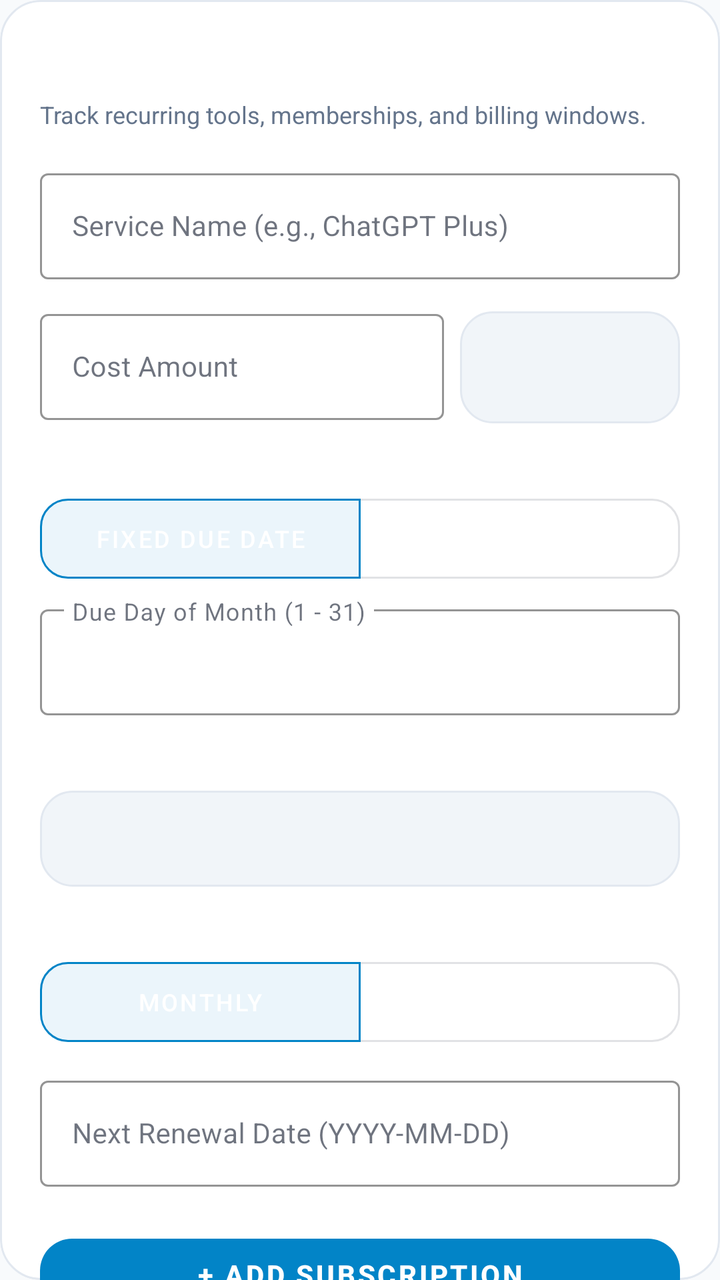
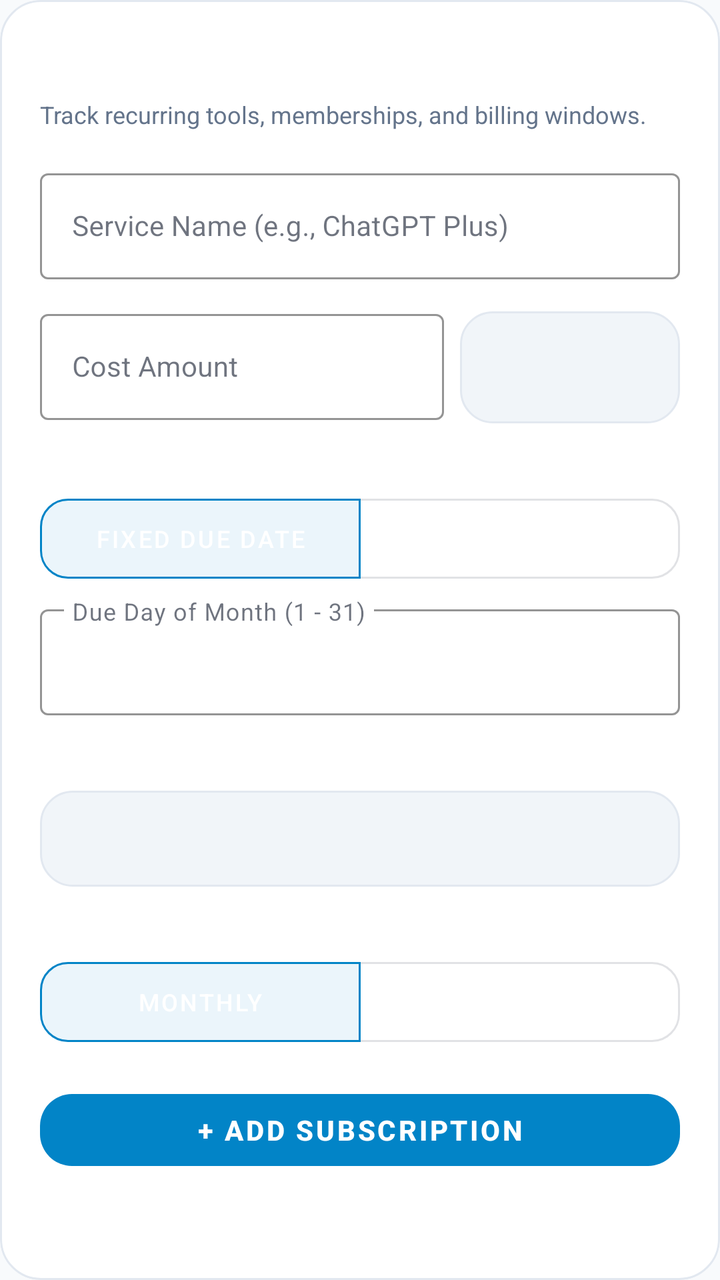

Screens rendered from an Android XML layout before and after an edit, with the pre-edit source and the edit as a unified diff.
<!-- AndroidManifest.xml: application theme Theme.LifeSync -->
<!-- res/layout/dialog_add_subscription.xml -->
<?xml version="1.0" encoding="utf-8"?>
<androidx.core.widget.NestedScrollView xmlns:android="http://schemas.android.com/apk/res/android"
    xmlns:app="http://schemas.android.com/apk/res-auto"
    android:layout_width="match_parent"
    android:layout_height="wrap_content"
    android:background="@drawable/bg_dialog_glass"
    android:clipToOutline="true"
    android:isScrollContainer="true"
    android:fillViewport="true">

    <LinearLayout
        android:layout_width="match_parent"
        android:layout_height="wrap_content"
        android:orientation="vertical"
        android:padding="20dp"
        android:paddingBottom="36dp">

        <TextView
            android:id="@+id/tvSubscriptionDialogTitle"
            android:layout_width="wrap_content"
            android:layout_height="wrap_content"
            android:text="Add Recurring Subscription"
            android:textColor="@color/white"
            android:textSize="20sp"
            android:textStyle="bold" />

        <TextView
            android:id="@+id/tvSubscriptionDialogSubtitle"
            android:layout_width="wrap_content"
            android:layout_height="wrap_content"
            android:layout_marginTop="2dp"
            android:text="Track recurring tools, memberships, and billing windows."
            android:textColor="@color/text_secondary"
            android:textSize="12sp" />

        
        <com.google.android.material.textfield.TextInputLayout
            android:id="@+id/tilServiceName"
            style="@style/Widget.MaterialComponents.TextInputLayout.OutlinedBox"
            android:layout_width="match_parent"
            android:layout_height="wrap_content"
            android:layout_marginTop="16dp"
            android:hint="Service Name (e.g., ChatGPT Plus)"
            app:boxStrokeColor="@color/water_cyan_bright"
            app:hintTextColor="@color/water_cyan_bright">

            <com.google.android.material.textfield.TextInputEditText
                android:id="@+id/etServiceName"
                android:layout_width="match_parent"
                android:layout_height="wrap_content"
                android:textColor="@color/white"
                android:textSize="14sp" />
        </com.google.android.material.textfield.TextInputLayout>

        
        <LinearLayout
            android:layout_width="match_parent"
            android:layout_height="wrap_content"
            android:layout_marginTop="12dp"
            android:orientation="horizontal">

            <com.google.android.material.textfield.TextInputLayout
                android:id="@+id/tilSubCost"
                style="@style/Widget.MaterialComponents.TextInputLayout.OutlinedBox"
                android:layout_width="0dp"
                android:layout_height="wrap_content"
                android:layout_weight="1"
                android:hint="Cost Amount"
                app:boxStrokeColor="@color/water_cyan_bright"
                app:hintTextColor="@color/water_cyan_bright">

                <com.google.android.material.textfield.TextInputEditText
                    android:id="@+id/etSubCost"
                    android:layout_width="match_parent"
                    android:layout_height="wrap_content"
                    android:inputType="numberDecimal"
                    android:textColor="@color/white"
                    android:textSize="14sp" />
            </com.google.android.material.textfield.TextInputLayout>

            <Spinner
                android:id="@+id/spSubCurrency"
                android:layout_width="110dp"
                android:layout_height="56dp"
                android:layout_marginStart="8dp"
                android:layout_marginTop="4dp"
                android:background="@drawable/bg_glass_squircle_action" />
        </LinearLayout>

        
        <TextView
            android:layout_width="wrap_content"
            android:layout_height="wrap_content"
            android:layout_marginTop="14dp"
            android:text="Due Date Mode"
            android:textColor="@color/white"
            android:textSize="13sp"
            android:textStyle="bold" />

        <com.google.android.material.button.MaterialButtonToggleGroup
            android:id="@+id/toggleDueMode"
            android:layout_width="match_parent"
            android:layout_height="40dp"
            android:layout_marginTop="6dp"
            app:checkedButton="@id/btnDueFixed"
            app:singleSelection="true">

            <com.google.android.material.button.MaterialButton
                android:id="@+id/btnDueFixed"
                style="@style/Widget.MaterialComponents.Button.OutlinedButton"
                android:layout_width="0dp"
                android:layout_height="40dp"
                android:layout_weight="1"
                android:insetTop="0dp"
                android:insetBottom="0dp"
                android:text="Fixed Due Date"
                android:textColor="@color/white"
                android:textSize="12sp"
                app:cornerRadius="14dp" />

            <com.google.android.material.button.MaterialButton
                android:id="@+id/btnDueRange"
                style="@style/Widget.MaterialComponents.Button.OutlinedButton"
                android:layout_width="0dp"
                android:layout_height="40dp"
                android:layout_weight="1"
                android:insetTop="0dp"
                android:insetBottom="0dp"
                android:text="Date Window / Range"
                android:textColor="@color/white"
                android:textSize="12sp"
                app:cornerRadius="14dp" />
        </com.google.android.material.button.MaterialButtonToggleGroup>

        
        <LinearLayout
            android:id="@+id/layoutFixedDue"
            android:layout_width="match_parent"
            android:layout_height="wrap_content"
            android:layout_marginTop="10dp"
            android:orientation="vertical">

            <com.google.android.material.textfield.TextInputLayout
                android:id="@+id/tilDueDay"
                style="@style/Widget.MaterialComponents.TextInputLayout.OutlinedBox"
                android:layout_width="match_parent"
                android:layout_height="wrap_content"
                android:hint="Due Day of Month (1 - 31)"
                app:boxStrokeColor="@color/water_cyan_bright"
                app:hintTextColor="@color/water_cyan_bright">

                <com.google.android.material.textfield.TextInputEditText
                    android:id="@+id/etDueDay"
                    android:layout_width="match_parent"
                    android:layout_height="wrap_content"
                    android:inputType="number"
                    android:text="5"
                    android:textColor="@color/white"
                    android:textSize="14sp" />
            </com.google.android.material.textfield.TextInputLayout>
        </LinearLayout>

        
        <LinearLayout
            android:id="@+id/layoutRangeDue"
            android:layout_width="match_parent"
            android:layout_height="wrap_content"
            android:layout_marginTop="10dp"
            android:orientation="horizontal"
            android:visibility="gone">

            <com.google.android.material.textfield.TextInputLayout
                android:id="@+id/tilStartDay"
                style="@style/Widget.MaterialComponents.TextInputLayout.OutlinedBox"
                android:layout_width="0dp"
                android:layout_height="wrap_content"
                android:layout_weight="1"
                android:hint="Start Day (1 - 31)"
                app:boxStrokeColor="@color/water_cyan_bright"
                app:hintTextColor="@color/water_cyan_bright">

                <com.google.android.material.textfield.TextInputEditText
                    android:id="@+id/etStartDay"
                    android:layout_width="match_parent"
                    android:layout_height="wrap_content"
                    android:inputType="number"
                    android:text="1"
                    android:textColor="@color/white"
                    android:textSize="14sp" />
            </com.google.android.material.textfield.TextInputLayout>

            <com.google.android.material.textfield.TextInputLayout
                android:id="@+id/tilEndDay"
                style="@style/Widget.MaterialComponents.TextInputLayout.OutlinedBox"
                android:layout_width="0dp"
                android:layout_height="wrap_content"
                android:layout_marginStart="8dp"
                android:layout_weight="1"
                android:hint="End Day (1 - 31)"
                app:boxStrokeColor="@color/water_cyan_bright"
                app:hintTextColor="@color/water_cyan_bright">

                <com.google.android.material.textfield.TextInputEditText
                    android:id="@+id/etEndDay"
                    android:layout_width="match_parent"
                    android:layout_height="wrap_content"
                    android:inputType="number"
                    android:text="8"
                    android:textColor="@color/white"
                    android:textSize="14sp" />
            </com.google.android.material.textfield.TextInputLayout>
        </LinearLayout>

        
        <TextView
            android:layout_width="wrap_content"
            android:layout_height="wrap_content"
            android:layout_marginTop="14dp"
            android:text="Payment Source / Deducting Account"
            android:textColor="@color/white"
            android:textSize="13sp"
            android:textStyle="bold" />

        <Spinner
            android:id="@+id/spnPaymentSource"
            android:layout_width="match_parent"
            android:layout_height="48dp"
            android:layout_marginTop="6dp"
            android:background="@drawable/bg_glass_squircle_action" />

        
        <Spinner
            android:id="@+id/spLinkedBucket"
            android:layout_width="0dp"
            android:layout_height="0dp"
            android:visibility="gone" />

        
        <TextView
            android:layout_width="wrap_content"
            android:layout_height="wrap_content"
            android:layout_marginTop="14dp"
            android:text="Billing Cycle"
            android:textColor="@color/white"
            android:textSize="13sp"
            android:textStyle="bold" />

        <com.google.android.material.button.MaterialButtonToggleGroup
            android:id="@+id/toggleBillingCycle"
            android:layout_width="match_parent"
            android:layout_height="40dp"
            android:layout_marginTop="6dp"
            app:checkedButton="@id/btnCycleMonthly"
            app:singleSelection="true">

            <com.google.android.material.button.MaterialButton
                android:id="@+id/btnCycleMonthly"
                style="@style/Widget.MaterialComponents.Button.OutlinedButton"
                android:layout_width="0dp"
                android:layout_height="40dp"
                android:layout_weight="1"
                android:insetTop="0dp"
                android:insetBottom="0dp"
                android:text="Monthly"
                android:textColor="@color/white"
                android:textSize="12sp"
                app:cornerRadius="14dp" />

            <com.google.android.material.button.MaterialButton
                android:id="@+id/btnCycleYearly"
                style="@style/Widget.MaterialComponents.Button.OutlinedButton"
                android:layout_width="0dp"
                android:layout_height="40dp"
                android:layout_weight="1"
                android:insetTop="0dp"
                android:insetBottom="0dp"
                android:text="Yearly"
                android:textColor="@color/white"
                android:textSize="12sp"
                app:cornerRadius="14dp" />
        </com.google.android.material.button.MaterialButtonToggleGroup>

        
        <com.google.android.material.textfield.TextInputLayout
            android:id="@+id/tilRenewalDate"
            style="@style/Widget.MaterialComponents.TextInputLayout.OutlinedBox"
            android:layout_width="match_parent"
            android:layout_height="wrap_content"
            android:layout_marginTop="14dp"
            android:hint="Next Renewal Date (YYYY-MM-DD)"
            app:boxStrokeColor="@color/water_cyan_bright"
            app:hintTextColor="@color/water_cyan_bright">

            <com.google.android.material.textfield.TextInputEditText
                android:id="@+id/etRenewalDate"
                android:layout_width="match_parent"
                android:layout_height="wrap_content"
                android:textColor="@color/white"
                android:textSize="14sp" />
        </com.google.android.material.textfield.TextInputLayout>

        
        <com.google.android.material.button.MaterialButton
            android:id="@+id/btnSaveSubscription"
            style="@style/Widget.MaterialComponents.Button.UnelevatedButton"
            android:layout_width="match_parent"
            android:layout_height="48dp"
            android:layout_marginTop="20dp"
            android:text="+ Add Subscription"
            android:textColor="@color/white"
            android:textSize="14sp"
            android:textStyle="bold"
            app:backgroundTint="#0284C7"
            app:cornerRadius="16dp" />

    </LinearLayout>

</androidx.core.widget.NestedScrollView>
<!-- resources referenced by this layout -->
<resources>
  <color name="text_secondary">#64748B</color>
  <color name="water_cyan_bright">#0284C7</color>
  <color name="white">#FFFFFF</color>
  <!-- drawable bg_dialog_glass (drawable) -->
  <?xml version="1.0" encoding="utf-8"?>
  <shape xmlns:android="http://schemas.android.com/apk/res/android"
      android:shape="rectangle">
      <corners android:radius="20dp" />
      <solid android:color="@color/surface" />
      <stroke
          android:width="1dp"
          android:color="@color/card_stroke" />
  </shape>
  <!-- drawable bg_glass_squircle_action (drawable) -->
  <?xml version="1.0" encoding="utf-8"?>
  <ripple xmlns:android="http://schemas.android.com/apk/res/android"
      android:color="#200284C7">
      <item>
          <shape android:shape="rectangle">
              <corners android:radius="16dp" />
              <solid android:color="@color/surface_variant" />
              <stroke
                  android:width="1dp"
                  android:color="@color/card_stroke" />
          </shape>
      </item>
  </ripple>
  <color name="surface">#FFFFFF</color>
  <color name="card_stroke">#E2E8F0</color>
  <color name="surface_variant">#F1F5F9</color>
  <color name="primary">#0284C7</color>
  <color name="primary_variant">#0369A1</color>
  <color name="on_primary">#FFFFFF</color>
  <color name="secondary">#7C3AED</color>
  <color name="secondary_variant">#6D28D9</color>
  <color name="on_secondary">#FFFFFF</color>
  <color name="text_primary">#0F172A</color>
  <color name="background">#F8FAFC</color>
  <style name="CardElevationRounded" parent="Widget.MaterialComponents.CardView">
          <item name="cardCornerRadius">22dp</item>
          <item name="cardElevation">2dp</item>
          <item name="strokeWidth">1dp</item>
          <item name="strokeColor">@color/card_stroke</item>
          <item name="cardBackgroundColor">@color/surface_card</item>
      </style>
  <style name="DuoRhythmTextView" parent="android:Widget.TextView">
          <item name="android:lineSpacingExtra">2dp</item>
          <item name="android:fontFamily">sans-serif</item>
          <item name="android:includeFontPadding">true</item>
      </style>
  <style name="DuoRhythmEditText" parent="android:Widget.EditText">
          <item name="android:lineSpacingExtra">2dp</item>
          <item name="android:fontFamily">sans-serif</item>
          <item name="android:includeFontPadding">true</item>
          <item name="android:textColor">@color/text_primary</item>
          <item name="android:textColorHint">@color/text_secondary</item>
      </style>
  <color name="surface_card">#FFFFFF</color>
  <!-- unchanged entries left out for length: 1 -->
</resources>

<!-- the commit's change to res/layout/dialog_add_subscription.xml (unified diff, before → after) -->
@@ -281,25 +281,6 @@
         </com.google.android.material.button.MaterialButtonToggleGroup>
 
         
-        <com.google.android.material.textfield.TextInputLayout
-            android:id="@+id/tilRenewalDate"
-            style="@style/Widget.MaterialComponents.TextInputLayout.OutlinedBox"
-            android:layout_width="match_parent"
-            android:layout_height="wrap_content"
-            android:layout_marginTop="14dp"
-            android:hint="Next Renewal Date (YYYY-MM-DD)"
-            app:boxStrokeColor="@color/water_cyan_bright"
-            app:hintTextColor="@color/water_cyan_bright">
-
-            <com.google.android.material.textfield.TextInputEditText
-                android:id="@+id/etRenewalDate"
-                android:layout_width="match_parent"
-                android:layout_height="wrap_content"
-                android:textColor="@color/white"
-                android:textSize="14sp" />
-        </com.google.android.material.textfield.TextInputLayout>
-
-        
         <com.google.android.material.button.MaterialButton
             android:id="@+id/btnSaveSubscription"
             style="@style/Widget.MaterialComponents.Button.UnelevatedButton"
